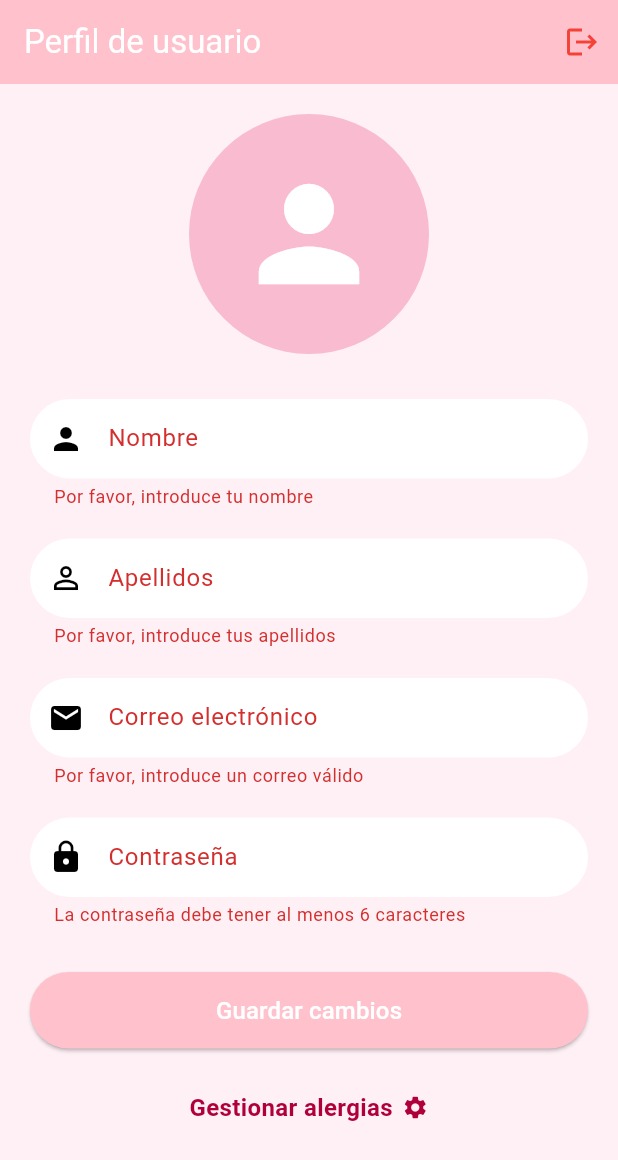
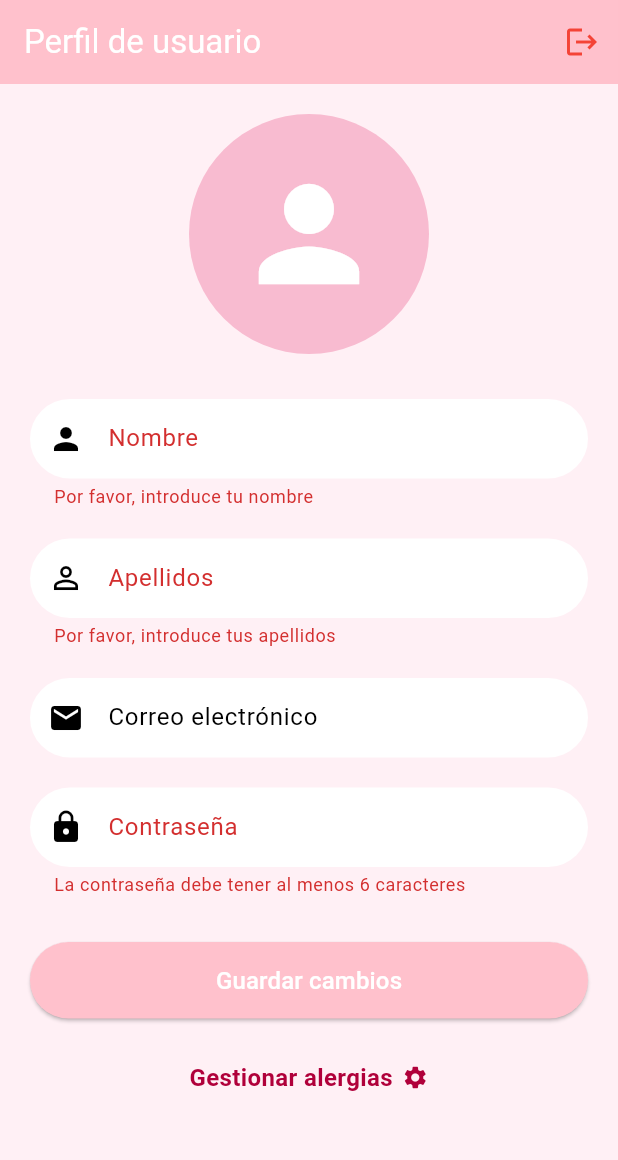
Before and after one commit to Raquel-Alcazar/AllergEat, a Flutter app: the PerfilScreen screen opened directly with empty values, after a tap on "Guardar cambios", on a phone screen of 412 x 824 dp. Shown: the top 1160 px of the screen. Run offline on Flutter 3.47's test engine with Material 3 defaults, Android fonts, the phone set to English and light mode, and no system bars; our stand-ins replace sqflite; missing offline and left inert: openfoodfacts; accounts and stored records are empty.

Commit message:
Poner email estático en el perfil

```diff
--- a/lib/perfil.dart
+++ b/lib/perfil.dart
@@ -147,18 +147,17 @@ class _PerfilScreenState extends State<PerfilScreen> {
               SizedBox(height: 20),
               TextFormField(
                 initialValue: email,
-                style: TextStyle(fontSize: 14),
+                readOnly: true,
+                enableInteractiveSelection: false,
+                focusNode: AlwaysDisabledFocusNode(),
+                style: TextStyle(
+                  fontSize: 14,
+                  color: Colors.grey.shade600, // ← tono suave
+                ),
                 decoration: InputDecoration(
                   labelText: 'Correo electrónico',
                   prefixIcon: Icon(Icons.email),
                 ),
-                validator: (value) {
-                  if (value == null || value.isEmpty) {
-                    return 'Por favor, introduce un correo válido';
-                  }
-                  return null;
-                },
-                onSaved: (value) => email = value ?? email,
               ),
               SizedBox(height: 20),
               TextFormField(
@@ -259,3 +258,8 @@ class _PerfilScreenState extends State<PerfilScreen> {
     );
   }
 }
+
+class AlwaysDisabledFocusNode extends FocusNode {
+  @override
+  bool get hasFocus => false;
+}
```
